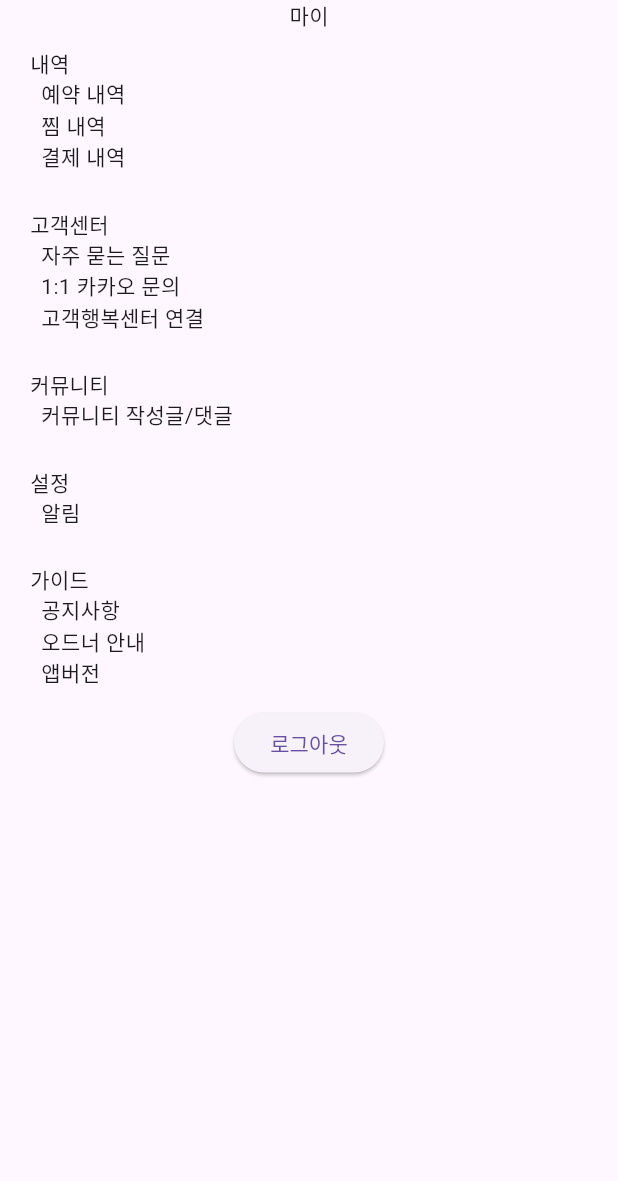
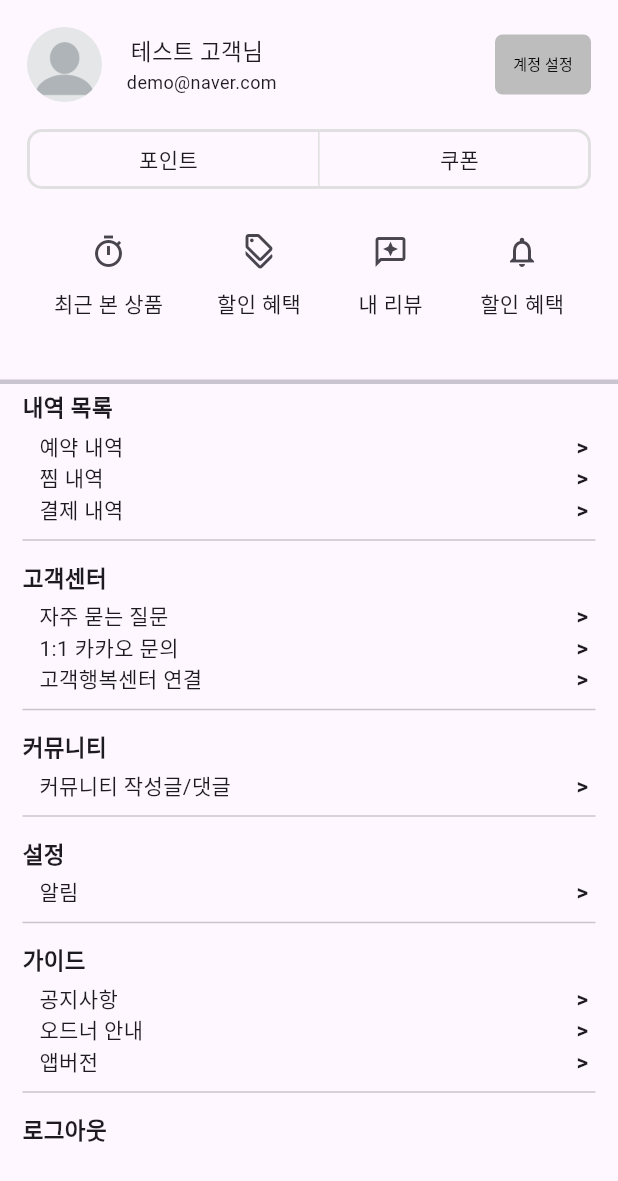
Before and after one commit to kimakuma/SIDE-ordner_FE, a Flutter app: the MyPage widget shown alone on an empty page, opened directly, on a phone screen of 412 x 824 dp. Shown: the top 1181 px of the screen. Run offline on Flutter 3.47's test engine with Material 3 defaults, Android fonts, the phone set to English and light mode, and no system bars; missing offline and left inert: dart:ffi, elastic_client, mysql_client.

Commit message:
마이페이지 UI 작업 중 백업

```diff
--- a/lib/screens/my/myPage.dart
+++ b/lib/screens/my/myPage.dart
@@ -1,4 +1,7 @@
 /* 마이 페이지 */
+
+import 'dart:ffi';
+import 'dart:ui';
 
 import 'package:flutter/cupertino.dart';
 import 'package:flutter/material.dart';
@@ -9,14 +12,18 @@ import 'package:provider/provider.dart';
 // 로그인 상태 관리
 import 'package:foodplace/components/loginStatus.dart';
 
+// Widget
+import 'package:foodplace/screens/my/widget/myInfo.dart';
 
 // 테스트용 페이지
 import 'package:foodplace/screens/login/signInPage.dart';
 
 // 메뉴 리스트 매핑
 class menuList {
+  int menuLen = 16;
+
   final Map<String, Map<String, Route>> menu = {
-    "내역": {
+    "내역 목록": {
       "예약 내역": MaterialPageRoute(builder: (context) => SignInPage(),),
       "찜 내역": MaterialPageRoute(builder: (context) => SignInPage(),),
       "결제 내역": MaterialPageRoute(builder: (context) => SignInPage(),),
@@ -46,25 +53,51 @@ class MyPage extends StatelessWidget {
     // 로그인 상태 load
     final loginStatus = Provider.of<Login>(context);
 
-    return Container(
-      child: Column(
-        children: [
-          Text("마이"),
-
-          // 메뉴 리스트
-          ListView(
+    return Column(
+      children: [
+        // 메뉴 리스트
+        Expanded(
+          child: ListView(
             shrinkWrap: true,
             children: [
+              // 개인 정보
+              MyInfo(),
+
+              Divider(
+                thickness: 3,
+                height: 0
+              ),
               ...menuList().menu.entries.map((e) => Padding(
-                padding: const EdgeInsets.symmetric(horizontal: 20, vertical: 12),
+                padding: const EdgeInsets.symmetric(horizontal: 15, vertical: 0),
                 child: Column(
                   crossAxisAlignment: CrossAxisAlignment.start,
                   children: [
                     // 카테고리 명
-                    Text(e.key),
+                    Text(
+                      e.key,
+                      style: TextStyle(
+                        fontSize: 15,
+                        fontWeight: FontWeight.bold,
+                        height: 2
+                      ),
+                    ),
+
+                    // 세부 카테고리 명
                     ...?menuList().menu[e.key]?.entries.map((childE) => GestureDetector(
-                      // 세부 카테고리 명
-                      child: Text("  " + childE.key),
+                      child: Row(
+                        mainAxisAlignment: MainAxisAlignment.spaceBetween,
+                        children: [
+                          Text("\t\t\t${childE.key}"),
+                          Text(
+                            ">",
+                            style: TextStyle(
+                              fontSize: 15,
+                              fontWeight: FontWeight.bold,
+                              letterSpacing: 10
+                            ),
+                          )
+                        ],
+                      ),
                       // 페이지 이동
                       onTap: () {
                         Navigator.push(
@@ -72,19 +105,34 @@ class MyPage extends StatelessWidget {
                           childE.value,
                         );
                       },
-                    ))
+                    )),
+
+                    Divider(
+                      height: 20
+                    ),
                   ],
-                )
+                ),
               )),
+
+              // 로그아웃 버튼
+              Padding(
+                padding: const EdgeInsets.symmetric(horizontal: 15, vertical: 0),
+                child: GestureDetector(
+                  child: Text(
+                    "로그아웃",
+                    style: TextStyle(
+                      fontSize: 15,
+                      fontWeight: FontWeight.bold,
+                      height: 2
+                    )
+                  ),
+                  onTap: () { loginStatus.logOut(); }
+                ),
+              )
             ]
           ),
-
-          // 로그아웃 버튼
-          ElevatedButton(
-            onPressed: () { loginStatus.logOut(); },
-            child: Text("로그아웃"))
-        ],
-      )
+        ),
+      ],
     );
   }
 }
--- /dev/null
+++ b/lib/screens/my/widget/myInfo.dart
@@ -0,0 +1,132 @@
+/* 마이 페이지 - 개인 정보 */
+import 'package:flutter/material.dart';
+
+class MyInfo extends StatelessWidget {
+  @override
+  Widget build(BuildContext context) {
+    return Column(
+      children: [
+        Padding(
+          padding: const EdgeInsets.all(18),
+          child:  Column(
+            children: [
+              Row(
+                mainAxisAlignment: MainAxisAlignment.spaceBetween,
+                children: [
+                  Row(
+                    mainAxisAlignment: MainAxisAlignment.start,
+                    children: [
+                      ClipRRect(
+                        borderRadius: BorderRadius.circular(50),
+                        child: Image.asset(width: 50, 'images/profile.webp'),
+                      ),
+                      SizedBox(width: 10,),
+                      Column(
+                        mainAxisAlignment: MainAxisAlignment.center,
+                        children: [
+                          Text(
+                            "테스트 고객님",
+                            style: TextStyle(
+                              fontSize: 15
+                            ),
+                          ),
+                          Text(
+                            "\t demo@naver.com",
+                            style: TextStyle(
+                              fontSize: 12
+                            ),
+                          )
+                        ],
+                      )
+                    ]
+                  ),
+                  FilledButton(
+                    style: FilledButton.styleFrom(
+                      padding: EdgeInsets.symmetric(horizontal: 0, vertical: 0),
+                      backgroundColor: Colors.grey.shade400,
+                      shape: RoundedRectangleBorder(
+                        borderRadius: BorderRadius.circular(5)
+                      ),
+                    ),
+                    child: Text(
+                      "계정 설정",
+                      style: TextStyle(
+                        fontSize: 10,
+                        color: Colors.black
+                      ),
+                    ),
+                    onPressed: () {},
+                  ),
+                ],
+              ),
+              SizedBox(height: 18,),
+              Container(
+                height: 40,
+                decoration: BoxDecoration(
+                  borderRadius: BorderRadius.circular(10),
+                  border: Border.all(
+                    color: Colors.grey.shade300,
+                    width: 2,
+                  ),
+                ),
+                child: IntrinsicHeight(
+                  child: Row(
+                    mainAxisAlignment: MainAxisAlignment.spaceEvenly,
+                    children: [
+                      Text("포인트"),
+                      VerticalDivider(color: Colors.grey.shade300),
+                      Text("쿠폰")
+                    ],
+                  )
+                ),
+              ),
+              SizedBox(height: 18,),
+              Row(
+                mainAxisAlignment: MainAxisAlignment.spaceAround,
+                children: [
+                  Column(
+                    children: [
+                      IconButton(
+                        icon: Icon(Icons.timer_outlined),
+                        onPressed: () {},
+                      ),
+                      Text("최근 본 상품")
+                    ],
+                  ),
+                  Column(
+                    children: [
+                      IconButton(
+                        icon: Icon(Icons.discount_outlined),
+                        onPressed: () {},
+                      ),
+                      Text("할인 혜택")
+                    ],
+                  ),
+                  Column(
+                    children: [
+                      IconButton(
+                        icon: Icon(Icons.reviews_outlined),
+                        onPressed: () {},
+                      ),
+                      Text("내 리뷰")
+                    ],
+                  ),
+                  Column(
+                    children: [
+                      IconButton(
+                        icon: Icon(Icons.notifications_none_outlined),
+                        onPressed: () {},
+                      ),
+                      Text("할인 혜택")
+                    ],
+                  ),
+                ],
+              ),
+              SizedBox(height: 25,),
+            ],
+          ),
+        ),
+      ]
+    );
+  }
+}
--- a/pubspec.yaml
+++ b/pubspec.yaml
@@ -68,9 +68,8 @@ flutter:
   uses-material-design: true
 
   # To add assets to your application, add an assets section, like this:
-  # assets:
-  #   - images/a_dot_burr.jpeg
-  #   - images/a_dot_ham.jpeg
+  assets:
+    - images/
 
   # An image asset can refer to one or more resolution-specific "variants", see
   # https://flutter.dev/assets-and-images/#resolution-aware
```
Also changed, not shown: images/profile.webp (added), lib/screens/my/widget/menu.dart (added).
